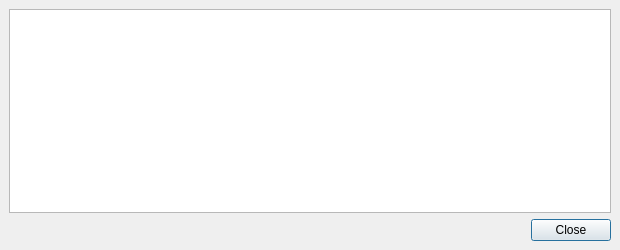
Qt form src/qt/forms/tokendescdialog.ui (shaileshnift/UIDD) before a commit.
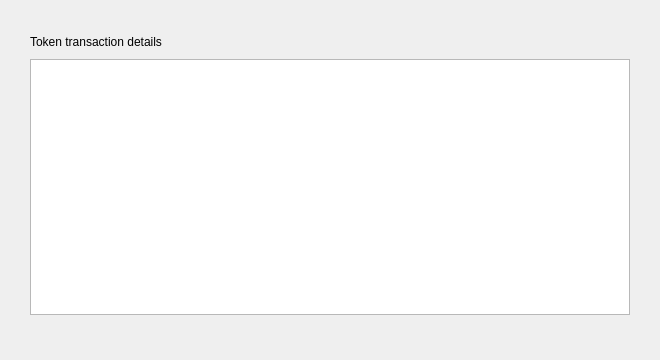
The same form after that commit.

Patch:
```diff
--- a/src/qt/forms/tokendescdialog.ui
+++ b/src/qt/forms/tokendescdialog.ui
@@ -6,8 +6,8 @@
    <rect>
     <x>0</x>
     <y>0</y>
-    <width>620</width>
-    <height>250</height>
+    <width>660</width>
+    <height>360</height>
    </rect>
   </property>
   <property name="windowTitle">
@@ -15,34 +15,37 @@
   </property>
   <layout class="QVBoxLayout" name="verticalLayout">
    <property name="spacing">
-    <number>6</number>
+    <number>10</number>
    </property>
    <property name="leftMargin">
-    <number>9</number>
+    <number>30</number>
    </property>
    <property name="topMargin">
-    <number>9</number>
+    <number>35</number>
    </property>
    <property name="rightMargin">
-    <number>9</number>
+    <number>30</number>
    </property>
    <property name="bottomMargin">
-    <number>9</number>
+    <number>45</number>
    </property>
    <item>
-    <widget class="QTextEdit" name="detailText">
+    <widget class="QLabel" name="label">
+     <property name="text">
+      <string>Token transaction details</string>
+     </property>
+    </widget>
+   </item>
+   <item>
+    <widget class="QTextBrowser" name="detailText">
      <property name="readOnly">
       <bool>true</bool>
      </property>
-    </widget>
-   </item>
-   <item>
-    <widget class="QDialogButtonBox" name="buttonBox">
-     <property name="orientation">
-      <enum>Qt::Horizontal</enum>
+     <property name="textInteractionFlags">
+      <set>Qt::LinksAccessibleByMouse|Qt::TextSelectableByMouse</set>
      </property>
-     <property name="standardButtons">
-      <set>QDialogButtonBox::Close</set>
+     <property name="openExternalLinks">
+      <bool>true</bool>
      </property>
     </widget>
    </item>
```
Left out of the diff: 35 changed lines with no effect on the pictures.
